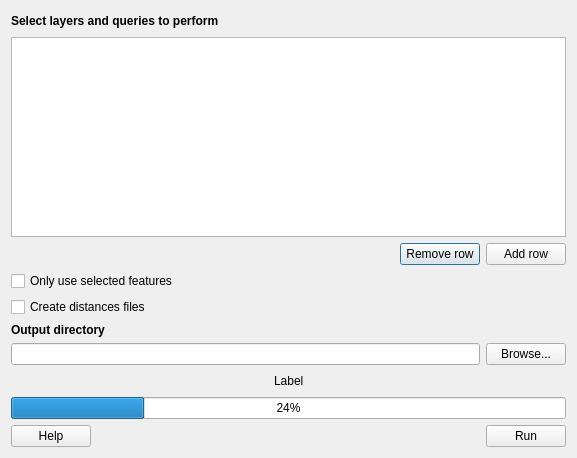
First picture: the form in conefor_dlg.ui, repository ricardogsilva/qgisconefor, before the edit.
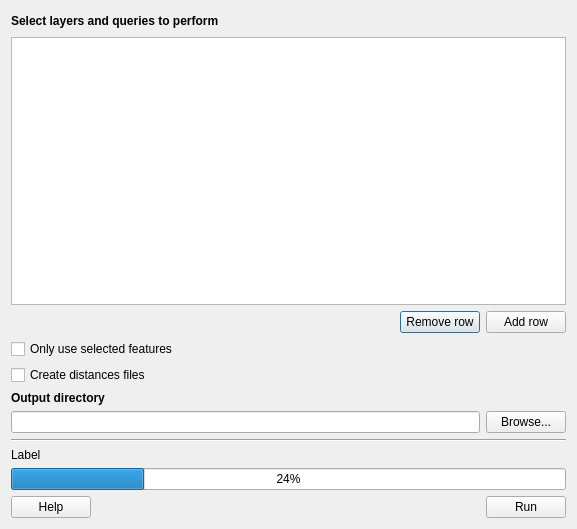
Second picture: the form after the edit.

Commit message: fixed some GUI items. Started working on the selected features iteration

What changed in the file:
```diff
--- a/conefor_dlg.ui
+++ b/conefor_dlg.ui
@@ -7,7 +7,7 @@
     <x>0</x>
     <y>0</y>
     <width>577</width>
-    <height>458</height>
+    <height>529</height>
    </rect>
   </property>
   <property name="windowTitle">
@@ -164,50 +164,33 @@
     </layout>
    </item>
    <item row="7" column="0">
-    <layout class="QHBoxLayout" name="horizontalLayout_7">
-     <item>
-      <spacer name="horizontalSpacer_6">
+    <widget class="Line" name="line">
        <property name="orientation">
         <enum>Qt::Horizontal</enum>
        </property>
-       <property name="sizeHint" stdset="0">
-        <size>
-         <width>40</width>
-         <height>20</height>
-        </size>
-       </property>
-      </spacer>
-     </item>
-     <item>
+    </widget>
+   </item>
+   <item row="8" column="0">
       <widget class="QLabel" name="progress_la">
+     <property name="sizePolicy">
+      <sizepolicy hsizetype="Expanding" vsizetype="Preferred">
+       <horstretch>0</horstretch>
+       <verstretch>0</verstretch>
+      </sizepolicy>
+     </property>
        <property name="text">
         <string>Label</string>
        </property>
       </widget>
      </item>
-     <item>
-      <spacer name="horizontalSpacer_7">
-       <property name="orientation">
-        <enum>Qt::Horizontal</enum>
-       </property>
-       <property name="sizeHint" stdset="0">
-        <size>
-         <width>40</width>
-         <height>20</height>
-        </size>
-       </property>
-      </spacer>
-     </item>
-    </layout>
-   </item>
-   <item row="8" column="0">
+   <item row="9" column="0">
     <widget class="QProgressBar" name="progressBar">
      <property name="value">
       <number>24</number>
      </property>
     </widget>
    </item>
-   <item row="9" column="0">
+   <item row="10" column="0">
     <layout class="QHBoxLayout" name="horizontalLayout_5">
      <item>
       <widget class="QPushButton" name="help_btn">
```
Lines whose indentation alone changed are shown as unchanged. The commit also changes 3 other files.
